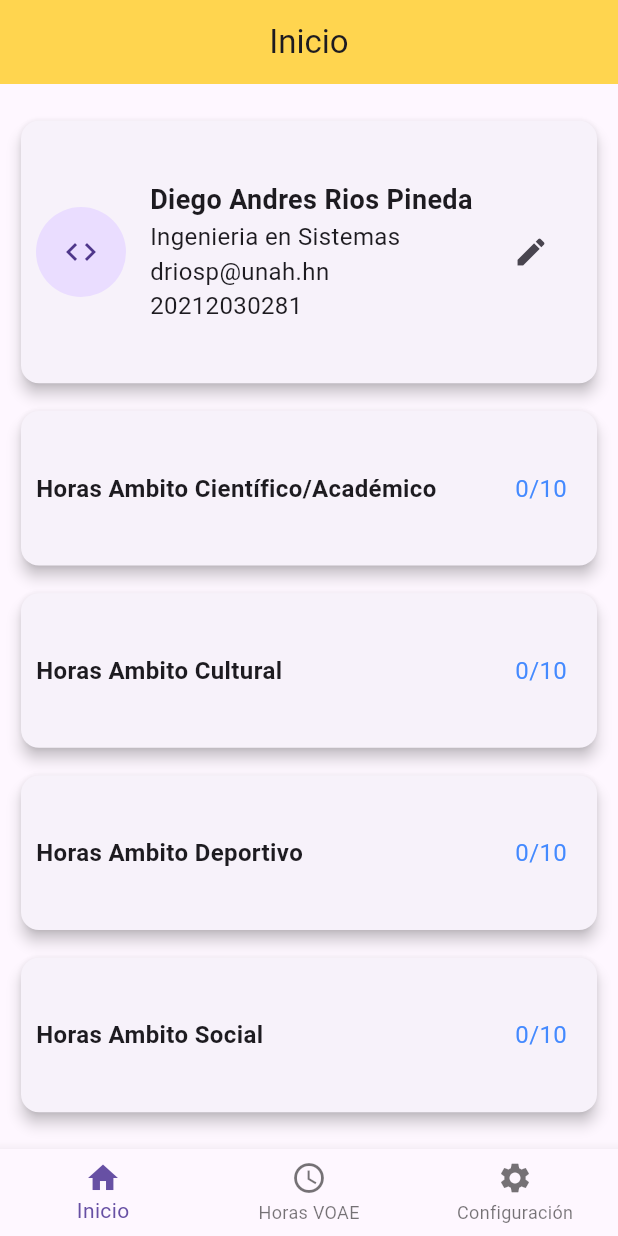
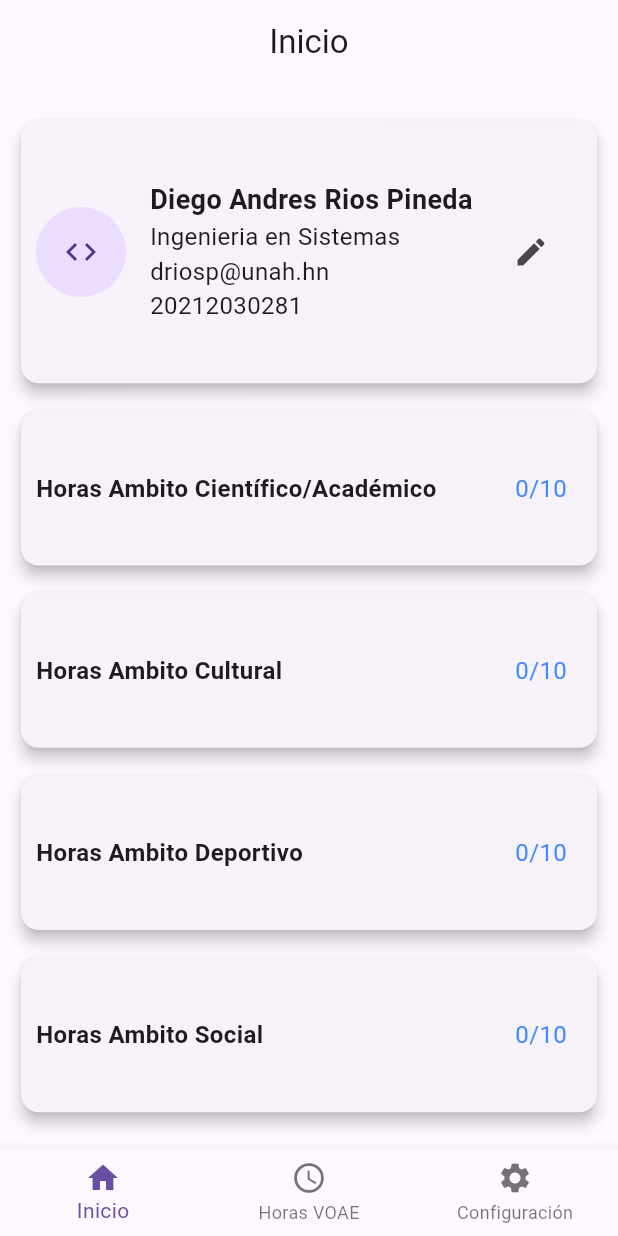
Before and after one commit to dandresrp/pumiagenda, a Flutter app: the screen it shows after launch, on a phone screen of 412 x 824 dp. Run offline on Flutter 3.47's test engine with Material 3 defaults, Android fonts, the phone set to English and light mode, and no system bars.

Commit message:
Agregar modo oscuro

```diff
--- a/lib/main.dart
+++ b/lib/main.dart
@@ -10,9 +10,12 @@
 
   @override
   Widget build(BuildContext context) {
-    return const MaterialApp(
+    return MaterialApp(
+      theme: ThemeData(),
+      themeMode: ThemeMode.system,
+      darkTheme: ThemeData.dark(),
       debugShowCheckedModeBanner: false,
-      home: Inicio()
+      home: const Inicio()
     );
   }
 }
--- a/lib/pantallas/pantalla_inicio.dart
+++ b/lib/pantallas/pantalla_inicio.dart
@@ -8,7 +8,6 @@ class Inicio extends StatelessWidget {
   Widget build(BuildContext context) {
     return Scaffold(
       appBar: AppBar(
-        backgroundColor: Colors.amber[300],
         title: const Text(
           "Inicio",
         ),
```
